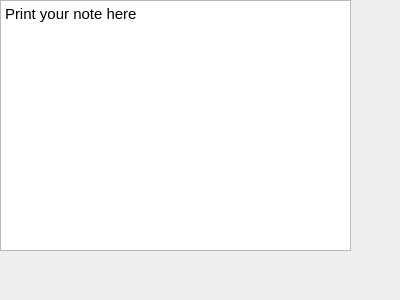
Jenek209/sticky, file sticky.ui: the form before one commit.
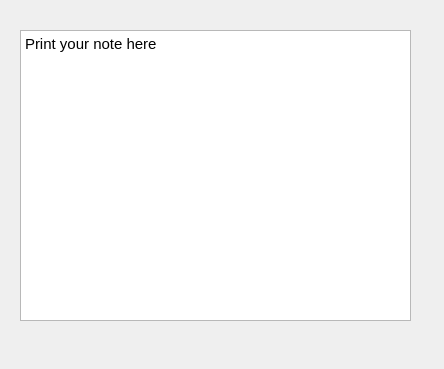
The form after the commit.

Commit message: Пропорциональный ресайз редактора

The edit to the form file:
```diff
--- a/sticky.ui
+++ b/sticky.ui
@@ -6,8 +6,8 @@
    <rect>
     <x>0</x>
     <y>0</y>
-    <width>400</width>
-    <height>300</height>
+    <width>444</width>
+    <height>369</height>
    </rect>
   </property>
   <property name="windowTitle">
@@ -16,10 +16,10 @@
   <widget class="QTextEdit" name="textEdit">
    <property name="geometry">
     <rect>
-     <x>0</x>
-     <y>0</y>
-     <width>351</width>
-     <height>251</height>
+     <x>20</x>
+     <y>30</y>
+     <width>391</width>
+     <height>291</height>
     </rect>
    </property>
    <property name="html">
```
The commit also changes 1 other file.
